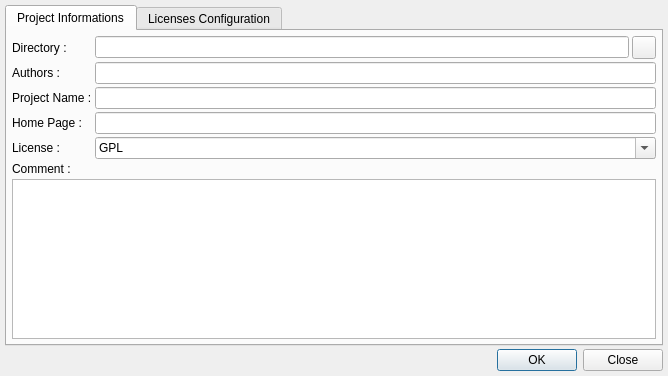
Above: v2/branches/dev/plugins/base/ProjectHeaders/src/ui/UIProjectHeaders.ui from testmana2/mks before the change. Below: the same form after it.
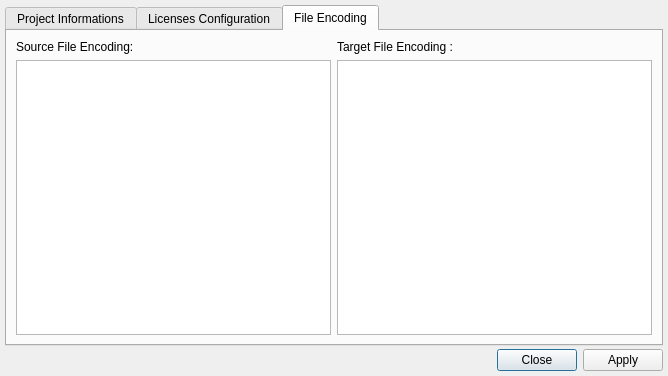
That is the form after the change. The open tabs and pages were chosen to show the change. Icons and pictures are not drawn.

Commit message: Fix some bugs, add support for saving/restoring typed informations, source/target encoding of modified files

What changed in the file:
```diff
--- a/v2/branches/dev/plugins/base/ProjectHeaders/src/ui/UIProjectHeaders.ui
+++ b/v2/branches/dev/plugins/base/ProjectHeaders/src/ui/UIProjectHeaders.ui
@@ -34,6 +34,14 @@
       <number>0</number>
      </property>
      <widget class="QWidget" name="wProjectInformations" >
+      <property name="geometry" >
+       <rect>
+        <x>0</x>
+        <y>0</y>
+        <width>646</width>
+        <height>293</height>
+       </rect>
+      </property>
       <attribute name="title" >
        <string>Project Informations</string>
       </attribute>
@@ -41,19 +49,7 @@
        <property name="leftMargin" >
         <number>5</number>
        </property>
-       <property name="topMargin" >
-        <number>5</number>
-       </property>
-       <property name="rightMargin" >
-        <number>5</number>
-       </property>
-       <property name="bottomMargin" >
-        <number>5</number>
-       </property>
-       <property name="horizontalSpacing" >
-        <number>3</number>
-       </property>
-       <property name="verticalSpacing" >
+       <property name="spacing" >
         <number>3</number>
        </property>
        <item row="0" column="0" >
@@ -236,6 +232,33 @@
        </item>
       </layout>
      </widget>
+     <widget class="QWidget" name="wEncoding" >
+      <attribute name="title" >
+       <string>File Encoding</string>
+      </attribute>
+      <layout class="QGridLayout" name="gridLayout" >
+       <item row="0" column="0" >
+        <widget class="QLabel" name="lSourceEncoding" >
+         <property name="text" >
+          <string>Source File Encoding:</string>
+         </property>
+        </widget>
+       </item>
+       <item row="0" column="1" >
+        <widget class="QLabel" name="lTargetEncoding" >
+         <property name="text" >
+          <string>Target File Encoding :</string>
+         </property>
+        </widget>
+       </item>
+       <item row="1" column="0" >
+        <widget class="QListWidget" name="lwSourceEncoding" />
+       </item>
+       <item row="1" column="1" >
+        <widget class="QListWidget" name="lwTargetEncoding" />
+       </item>
+      </layout>
+     </widget>
     </widget>
    </item>
    <item>
@@ -244,7 +267,7 @@
       <enum>Qt::Horizontal</enum>
      </property>
      <property name="standardButtons" >
-      <set>QDialogButtonBox::Close|QDialogButtonBox::NoButton|QDialogButtonBox::Ok</set>
+      <set>QDialogButtonBox::Apply|QDialogButtonBox::Close</set>
      </property>
     </widget>
    </item>
```
Left out of the diff: 47 changed lines with no effect on the pictures. The commit also changes 4 other files.
